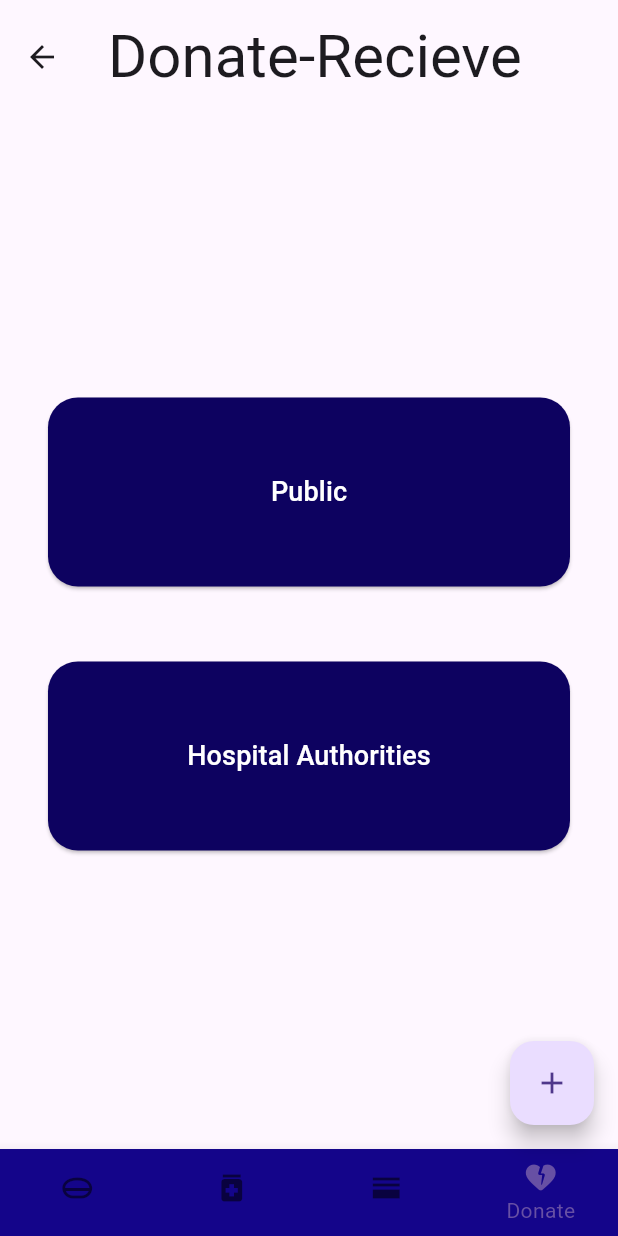
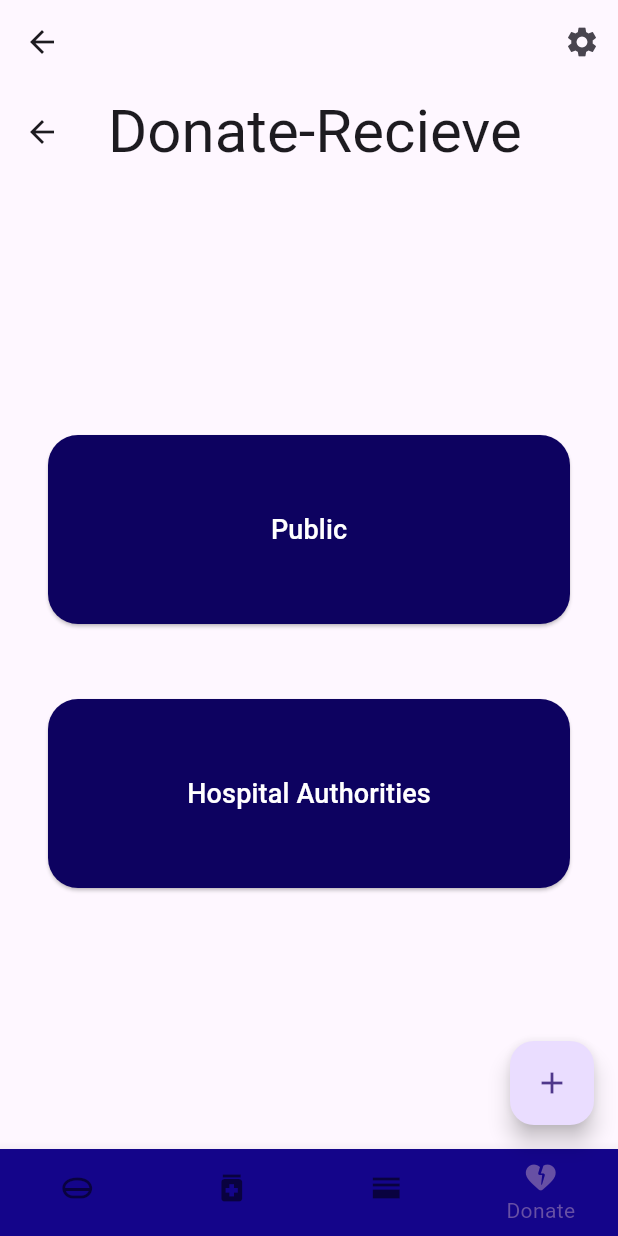
Before and after one commit to callmerishi1508/MedTech, a Flutter app: the MyHomePage screen opened directly, item 4 of the bottom bar chosen, on a phone screen of 412 x 824 dp. Run offline on Flutter 3.47's test engine with Material 3 defaults, Android fonts, the phone set to English and light mode, and no system bars; our stand-ins replace cloud_firestore, firebase_auth, firebase_core, firebase_storage, image_picker; accounts and stored records are empty.

Commit message:
settings icon visible

```diff
--- a/lib/screens/home.dart
+++ b/lib/screens/home.dart
@@ -9,7 +9,7 @@ import 'package:firebase_project/post.dart';
 import 'package:flutter/material.dart';
 
 class MyHomePage extends StatefulWidget {
-  const MyHomePage({Key? key, required this.title}) : super(key: key);
+  const MyHomePage({super.key, required this.title});
   final String title;
 
   @override
@@ -35,21 +35,13 @@ class _MyHomePageState extends State<MyHomePage> {
     DonateRecieveScreen(),
   ];
 
-  void _incrementCounter() {
-    setState(() {
-      _counter++;
-    });
-  }
-
-  // Settings tab
   @override
   Widget build(BuildContext context) {
     return Scaffold(
-      appBar: AppBar(
-        //title: Text(widget.title),
-        title: null,
-        automaticallyImplyLeading: true,
-        toolbarHeight: 10.0,
+      appBar: PreferredSize(
+        preferredSize: Size.fromHeight(60.0),
+        child: AppBar(
+          // title: Text(widget.title),
           actions: [
             IconButton(
               onPressed: () {
@@ -63,6 +55,7 @@ class _MyHomePageState extends State<MyHomePage> {
               icon: Icon(Icons.settings),
             )
           ],
+        ),
       ),
       body: IndexedStack(
         children: widgetList,
```
Also changed, not shown: lib/screens/hospital_authorities.dart (+6 -21 lines). Lines whose indentation alone changed are shown as unchanged.
